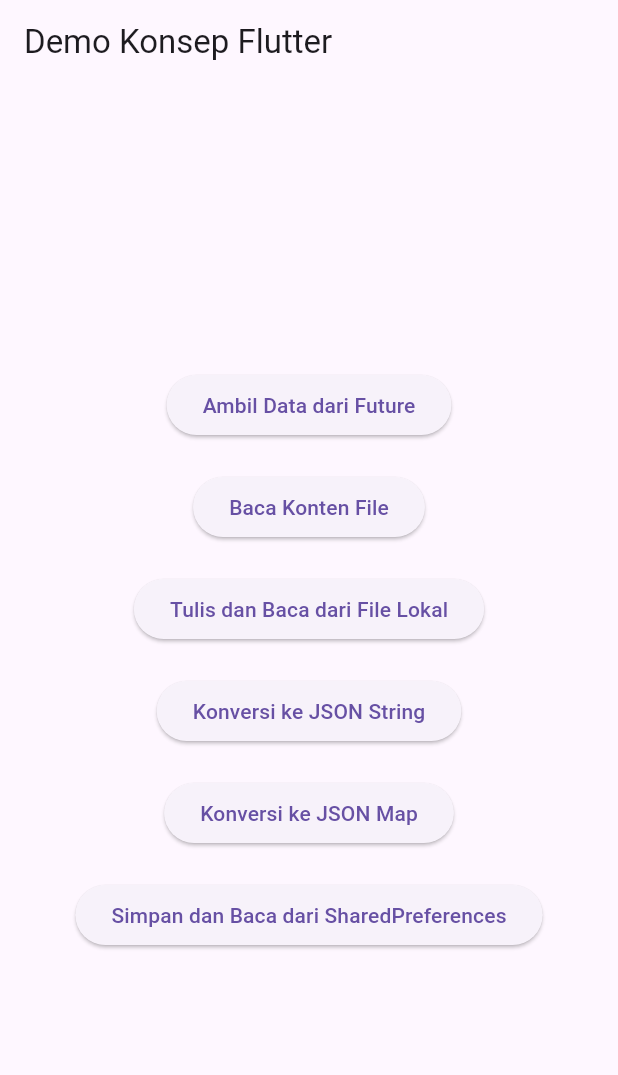
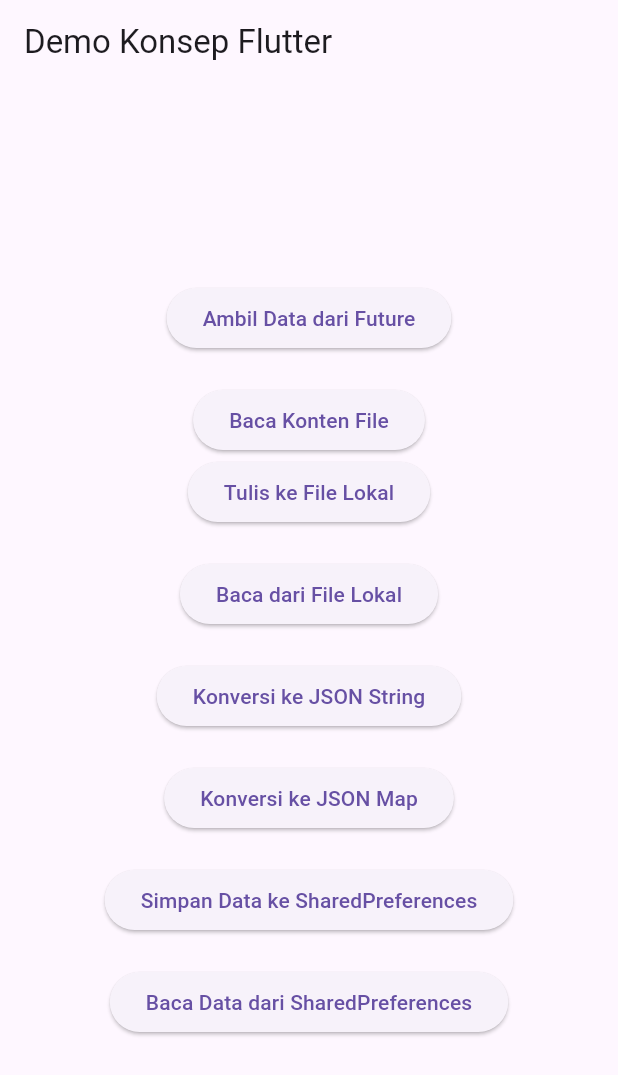
Before and after one commit to Apileeee/StorageFlutter, a Flutter app: the screen it shows after launch, on a phone screen of 412 x 824 dp. Shown: the top 1075 px of the screen. Run offline on Flutter 3.47's test engine with Material 3 defaults, Android fonts, the phone set to English and light mode, and no system bars; our stand-ins replace shared_preferences.

Commit message:
first commit

```diff
--- /dev/null
+++ b/assets/yay.txt
@@ -0,0 +1 @@
+pppp
--- a/lib/main.dart
+++ b/lib/main.dart
@@ -36,19 +36,20 @@ class _MyHomePageState extends State<MyHomePage> {
     return await rootBundle.loadString('database.json');
   }
 
-  Future<void> writeToLocalFile(String content) async {
+  Future<void> writeToLocalFile(String data) async {
     final directory = await getApplicationDocumentsDirectory();
-    final file = File('${directory.path}/database.json');
-    await file.writeAsString(content);
+    final file = File('${directory.path}/yay.txt');
+    await file.writeAsString(data);
   }
 
   Future<String> readFromLocalFile() async {
     try {
       final directory = await getApplicationDocumentsDirectory();
-      final file = File('${directory.path}/database.json');
-      String contents = await file.readAsString();
-      return contents;
+      final file = File('${directory.path}/yay.txt');
+      String fileContent = await file.readAsString();
+      return fileContent;
     } catch (e) {
+      print('Error reading local file: $e');
       return '';
     }
   }
@@ -101,14 +102,20 @@ class _MyHomePageState extends State<MyHomePage> {
               },
               child: Text('Baca Konten File'),
             ),
+            ElevatedButton(
+              onPressed: () async {
+                await writeToLocalFile('Halo dari File Lokal!');
+                print('Data berhasil ditulis ke file lokal');
+              },
+              child: Text('Tulis ke File Lokal'),
+            ),
             SizedBox(height: 20),
             ElevatedButton(
               onPressed: () async {
-                await writeToLocalFile('Halo dari File Lokal!');
-                String fileContent = await readFromLocalFile();
-                print('Konten File: $fileContent');
+                String local = await readFromLocalFile();
+                print('Konten File: $local');
               },
-              child: Text('Tulis dan Baca dari File Lokal'),
+              child: Text('Baca dari File Lokal'),
             ),
             SizedBox(height: 20),
             // JSON
@@ -130,16 +137,32 @@ class _MyHomePageState extends State<MyHomePage> {
               child: Text('Konversi ke JSON Map'),
             ),
             SizedBox(height: 20),
-            // SharedPreferences
+            // SharedPreferences - Simpan Data
             ElevatedButton(
               onPressed: () async {
-                await saveToSharedPreferences('nama', 'Arafil Azmi');
-                String name = await readFromSharedPreferences('nama');
-                await saveToSharedPreferences('NIM', '21343019');
-                String nim = await readFromSharedPreferences('NIM');
-                print('Nama dari SharedPreferences: $name,$nim,');
+                try {
+                  await saveToSharedPreferences('nama', 'Arafil');
+                  await saveToSharedPreferences('NIM', '21343019');
+                  print('Data berhasil disimpan ke SharedPreferences');
+                } catch (e) {
+                  print('Gagal menyimpan data ke SharedPreferences: $e');
+                }
               },
-              child: Text('Simpan dan Baca dari SharedPreferences'),
+              child: Text('Simpan Data ke SharedPreferences'),
+            ),
+            SizedBox(height: 20),
+            // SharedPreferences - Baca Data
+            ElevatedButton(
+              onPressed: () async {
+                try {
+                  String name = await readFromSharedPreferences('nama');
+                  String nim = await readFromSharedPreferences('NIM');
+                  print('Data dari SharedPreferences: Nama: $name, NIM: $nim');
+                } catch (e) {
+                  print('Gagal membaca data dari SharedPreferences: $e');
+                }
+              },
+              child: Text('Baca Data dari SharedPreferences'),
             ),
           ],
         ),
--- a/pubspec.yaml
+++ b/pubspec.yaml
@@ -93,3 +93,4 @@ flutter:
 assets:
 - assets/hallo.txt
 - assets/database.json
+- assets/yay.txt
```
Also changed, not shown: pubspec.lock.
